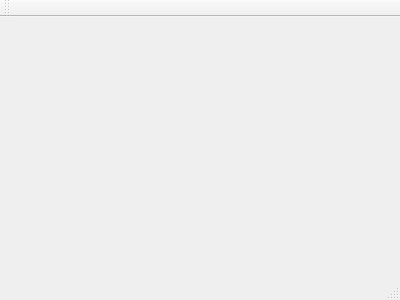
The window that mainwindow.ui (CountMurphy/QTalarm) describes before a commit, drawn with Qt 5.
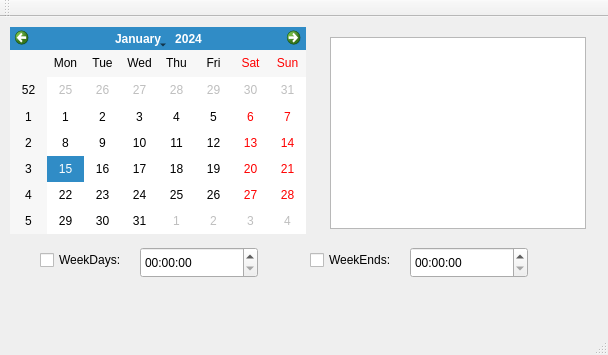
The same window after the commit. Icons and pictures are not drawn.

Commit message: Created prototype gui layout

```diff
--- a/mainwindow.ui
+++ b/mainwindow.ui
@@ -9,8 +9,8 @@
    <rect>
     <x>0</x>
     <y>0</y>
-    <width>400</width>
-    <height>300</height>
+    <width>608</width>
+    <height>355</height>
    </rect>
   </property>
   <property name="windowTitle">
@@ -23,7 +23,77 @@
   <property name="autoFillBackground">
    <bool>false</bool>
   </property>
-  <widget class="QWidget" name="centralWidget"/>
+  <widget class="QWidget" name="centralWidget">
+   <widget class="QCheckBox" name="chkWeekDays">
+    <property name="geometry">
+     <rect>
+      <x>40</x>
+      <y>230</y>
+      <width>95</width>
+      <height>26</height>
+     </rect>
+    </property>
+    <property name="text">
+     <string>WeekDays:</string>
+    </property>
+   </widget>
+   <widget class="QCalendarWidget" name="calendarWidget">
+    <property name="geometry">
+     <rect>
+      <x>10</x>
+      <y>10</y>
+      <width>296</width>
+      <height>207</height>
+     </rect>
+    </property>
+   </widget>
+   <widget class="QTimeEdit" name="WD_Edit">
+    <property name="geometry">
+     <rect>
+      <x>140</x>
+      <y>230</y>
+      <width>118</width>
+      <height>31</height>
+     </rect>
+    </property>
+   </widget>
+   <widget class="QTimeEdit" name="WE_edit">
+    <property name="geometry">
+     <rect>
+      <x>410</x>
+      <y>230</y>
+      <width>118</width>
+      <height>31</height>
+     </rect>
+    </property>
+   </widget>
+   <widget class="QCheckBox" name="chkWeekEnd">
+    <property name="geometry">
+     <rect>
+      <x>310</x>
+      <y>230</y>
+      <width>95</width>
+      <height>26</height>
+     </rect>
+    </property>
+    <property name="text">
+     <string>WeekEnds:</string>
+    </property>
+   </widget>
+   <widget class="QGraphicsView" name="graphicsView">
+    <property name="geometry">
+     <rect>
+      <x>330</x>
+      <y>20</y>
+      <width>256</width>
+      <height>192</height>
+     </rect>
+    </property>
+    <property name="autoFillBackground">
+     <bool>false</bool>
+    </property>
+   </widget>
+  </widget>
   <widget class="QMenuBar" name="menuBar">
    <property name="geometry">
     <rect>
```
Left out of the diff: 10 changed lines with no effect on the pictures.
